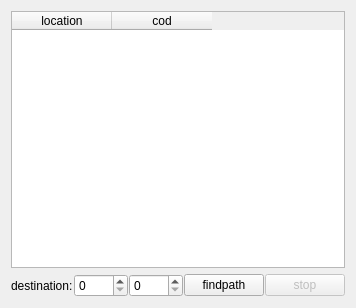
Old version of the form SaSH/form/mapform.ui in the repository bestkakkoii/SaSH.
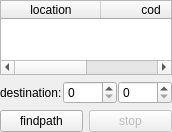
New version of the form.

Patch:
```diff
--- a/SaSH/form/mapform.ui
+++ b/SaSH/form/mapform.ui
@@ -6,15 +6,35 @@
    <rect>
     <x>0</x>
     <y>0</y>
-    <width>317</width>
-    <height>308</height>
+    <width>160</width>
+    <height>132</height>
    </rect>
   </property>
   <property name="windowTitle">
    <string>MapForm</string>
   </property>
+  <property name="styleSheet">
+   <string notr="true"/>
+  </property>
   <layout class="QGridLayout" name="gridLayout">
+   <property name="leftMargin">
+    <number>0</number>
+   </property>
+   <property name="topMargin">
+    <number>0</number>
+   </property>
+   <property name="rightMargin">
+    <number>0</number>
+   </property>
+   <property name="bottomMargin">
+    <number>0</number>
+   </property>
+   <property name="spacing">
+    <number>0</number>
+   </property>
    <item row="0" column="0">
+    <layout class="QVBoxLayout" name="verticalLayout">
+     <item>
     <widget class="QTableWidget" name="tableWidget_map">
      <property name="editTriggers">
       <set>QAbstractItemView::NoEditTriggers</set>
@@ -40,7 +60,7 @@
      </column>
     </widget>
    </item>
-   <item row="1" column="0">
+     <item>
     <layout class="QHBoxLayout" name="horizontalLayout_map">
      <property name="spacing">
       <number>1</number>
@@ -66,6 +86,10 @@
        </property>
       </widget>
      </item>
+      </layout>
+     </item>
+     <item>
+      <layout class="QHBoxLayout" name="horizontalLayout">
      <item>
       <widget class="QPushButton" name="pushButton_findpath_start">
        <property name="text">
@@ -82,6 +106,8 @@
         <string>stop</string>
        </property>
       </widget>
+       </item>
+      </layout>
      </item>
     </layout>
    </item>
```
Lines whose indentation alone changed are shown as unchanged.
